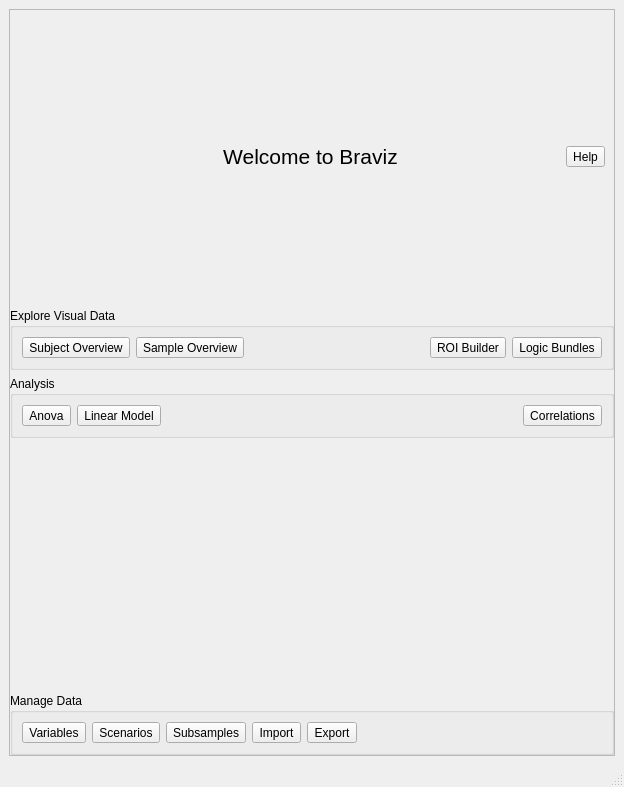
diego0020/braviz-app, file braviz/interaction/qt_guis/menu2_light.ui: the form before one commit.
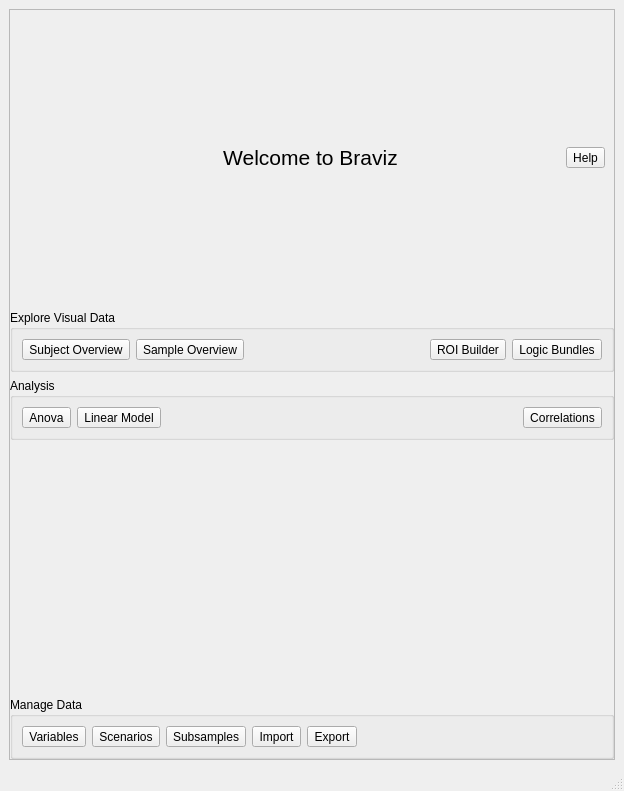
The form after the commit. Icons and pictures are not drawn.

The edit to the form file:
```diff
--- a/braviz/interaction/qt_guis/menu2_light.ui
+++ b/braviz/interaction/qt_guis/menu2_light.ui
@@ -7,7 +7,7 @@
     <x>0</x>
     <y>0</y>
     <width>624</width>
-    <height>787</height>
+    <height>791</height>
    </rect>
   </property>
   <property name="sizePolicy">
```
Left out of the diff: 5 changed lines with no effect on the pictures.
